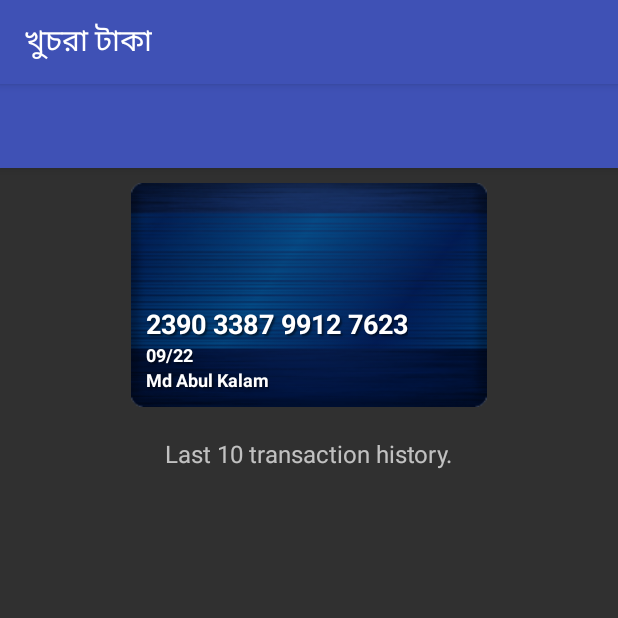
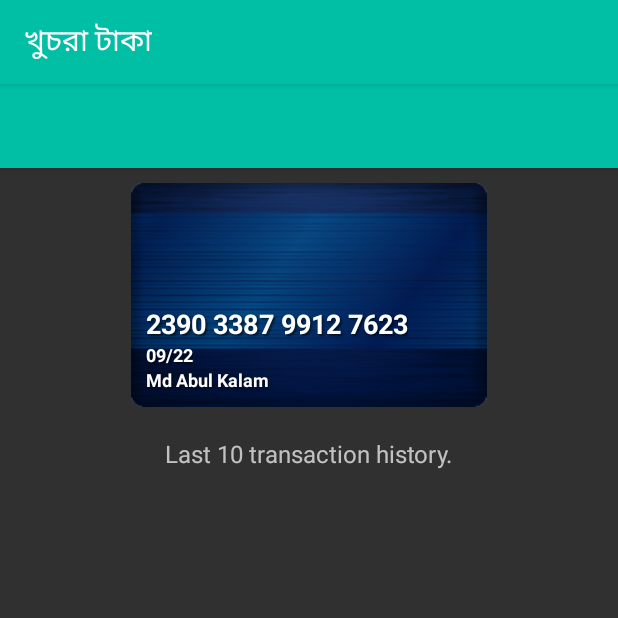
Before and after one commit to loserdev/ubtest, an Android app: the MainActivity screen opened directly, with no data from a screen before it, on a phone screen of 412 x 824 dp, the top half of it. Run offline under Robolectric (Android 15) with nearby library versions, the phone set to English and light mode, and no system bars; libraries missing offline, so code that uses them is left out: com.baoyz.swipemenulistview, com.mikepenz.itemanimators, com.mikepenz.materialdrawer, es.dmoral.toasty; plain views replace SwipeMenuListView; 9 statements that could not run were skipped.

```diff
--- a/app/src/main/java/com/kft/mfs/LoginActivity.java
+++ b/app/src/main/java/com/kft/mfs/LoginActivity.java
@@ -35,9 +35,6 @@ public class LoginActivity extends BaseActivity implements View.OnClickListener
 
   @BindView(R.id.register_tv)
   TextView registerTv;
-
-  @BindView(R.id.forgot_wallet_pin_tv)
-  TextView forgotPinTv;
 
   private ImageView[] pwIvs;
   private boolean showWalletPin = false;
--- a/app/src/main/java/com/kft/mfs/MainActivity.java
+++ b/app/src/main/java/com/kft/mfs/MainActivity.java
@@ -140,7 +140,7 @@ public class MainActivity extends BaseActivity {
         // Create the AccountHeader
         AccountHeader headerResult = new AccountHeaderBuilder()
             .withActivity(this)
-            .withHeaderBackground(R.drawable.header)
+            .withHeaderBackground(R.color.colorPrimary)//R.drawable.header
             .addProfiles(
                 new ProfileDrawerItem().withName("Md Abul Kalam").withEmail("abul.kamal@gmail.com").withIcon(getResources().getDrawable(R.drawable.profile))
             )
@@ -152,7 +152,7 @@ public class MainActivity extends BaseActivity {
             })
             .build();
 
-        // Create Drawable
+        // Create Drawable 0x7f0500cf
         Drawable home = ContextCompat.getDrawable(this,R.drawable.ic_menu_home);
         home.setColorFilter(new PorterDuffColorFilter(0x7f0500cf, PorterDuff.Mode.SRC_IN));
 
@@ -213,36 +213,29 @@ public class MainActivity extends BaseActivity {
                         case 1:
                             closeDrawer();
                             break ;
-                        case 2:
-                           //Toasty.info(getApplicationContext(),"Under Development", Toast.LENGTH_LONG).show();
-                            //Intent receipt = new Intent(getApplicationContext(), AddAccountActivity.class);
-                            //Intent receipt = new Intent(getApplicationContext(), RegistrationActivity.class);
-                            Intent receipt = new Intent(getApplicationContext(), LoginActivity.class);
+                        case 2: // Add Account
+                            Intent receipt = new Intent(getApplicationContext(), AddAccountActivity.class);
                             startActivity(receipt);
                             break ;
-                        case 3:
-//                            Intent reportIntent = new Intent(getApplicationContext(), ReportActivity.class);
-//                            startActivity(reportIntent);
+                        case 3: // Report Activity
                             Intent reportPiePolyIntent = new Intent(getApplicationContext(), ReportPiePolyActivity.class);
                             startActivity(reportPiePolyIntent);
                             break ;
-                        case 4:
+                        case 4: // Scanner Activity
                             launchActivity(ScannerActivity.class);
                             break ;
                         case 5: // Transaction Log
-                            //Toasty.info(getApplicationContext(),"Under Development", Toast.LENGTH_LONG).show();
                             Intent transactionLogIntent = new Intent(getApplicationContext(), TransactionLogActivity.class);
                             startActivity(transactionLogIntent);
                             break ;
-                        case 6:
+                        case 6: // My QR
                             Intent myQrIntent = new Intent(getApplicationContext(), MyQrActivity.class);
                             startActivity(myQrIntent);
                             break ;
-                        case 7:
+                        case 7: // Settings
                             Toasty.info(getApplicationContext(),"Under Development", Toast.LENGTH_LONG).show();
                             break ;
-                        case 8:
-                            //Toasty.info(getApplicationContext(),"Under Development", Toast.LENGTH_LONG).show();
+                        case 8: // Logout
                             finish();
                             break ;
                         case 9:
--- a/app/src/main/java/com/kft/mfs/SplashActivity.java
+++ b/app/src/main/java/com/kft/mfs/SplashActivity.java
@@ -13,8 +13,8 @@ public class SplashActivity extends BaseActivity{
   protected void onCreate(Bundle savedInstanceState) {
     super.onCreate(savedInstanceState);
 
-    //Intent intent = new Intent(this, LoginActivity.class);
-    Intent intent = new Intent(this, AddAccountActivity.class);
+    Intent intent = new Intent(this, LoginActivity.class);
+    //Intent intent = new Intent(this, AddAccountActivity.class);
     startActivity(intent);
     finish();
   }
--- a/app/src/main/res/layout/activity_registration.xml
+++ b/app/src/main/res/layout/activity_registration.xml
@@ -46,7 +46,7 @@
         app:underline_stroke_width="2dp"
         app:underline_selected_stroke_width="4dp"
         app:underline_error_stroke_width="4dp"
-        app:code_text_size="45sp">
+        app:code_text_size="40sp">
 
         <requestFocus/>
       </com.raycoarana.codeinputview.CodeInputView>
--- a/app/src/main/res/values/colors.xml
+++ b/app/src/main/res/values/colors.xml
@@ -4,7 +4,7 @@
     <color name="edit_text_back_color">#e8e9ed</color>
     <color name="edit_text_border_color">#4e4e50</color>
 
-    <color name="colorPrimary">#3F51B5</color>
+    <color name="colorPrimary">#00BFA5</color>
     <color name="colorPrimaryDark">#303F9F</color>
     <color name="colorAccent">#FF4081</color>
     <color name="colorBlack">#000000</color>
@@ -12,7 +12,7 @@
     <color name="colorGray">#8A000000</color>
     <color name="colorGreen">#00BFA5</color>
 
-    <!-- Material DEFAULT colors -->
+    <!-- Material DEFAULT colors 3F51B5-->
     <color name="material_drawer_primary">#2196F3</color>
     <color name="material_drawer_primary_dark">#1976D2</color>
     <color name="material_drawer_primary_light">#BBDEFB</color>
--- a/app/src/main/res/values/styles.xml
+++ b/app/src/main/res/values/styles.xml
@@ -2,9 +2,9 @@
 
     <!-- Base application theme. Theme.AppCompat.Light.DarkActionBar -->
     <style name="AppTheme" parent="MaterialDrawerTheme.Light.DarkToolbar.ActionBar.TranslucentStatus">
-        <!-- Customize your theme here.@color/colorPrimaryDark @color/colorAccent-->
-        <item name="colorPrimary">@color/colorPrimary</item>
-        <item name="colorPrimaryDark">#4CAF50</item>
+        <!-- Customize your theme here.@color/colorPrimary @color/colorPrimaryDark @color/colorAccent-->
+        <item name="colorPrimary">#00BFA5</item>
+        <item name="colorPrimaryDark">#4CAFA5</item>
         <item name="colorAccent">#00BFA5</item>
     </style>
 
```
Also changed, not shown: app/src/main/java/com/kft/mfs/AddAccountActivity.java (+25 -2 lines), app/src/main/java/com/kft/mfs/RegistrationActivity.java (+3 -5 lines), app/src/main/res/layout/activity_add_acc.xml (+39 -1 lines), app/src/main/res/layout/activity_login.xml (+12 -22 lines).
